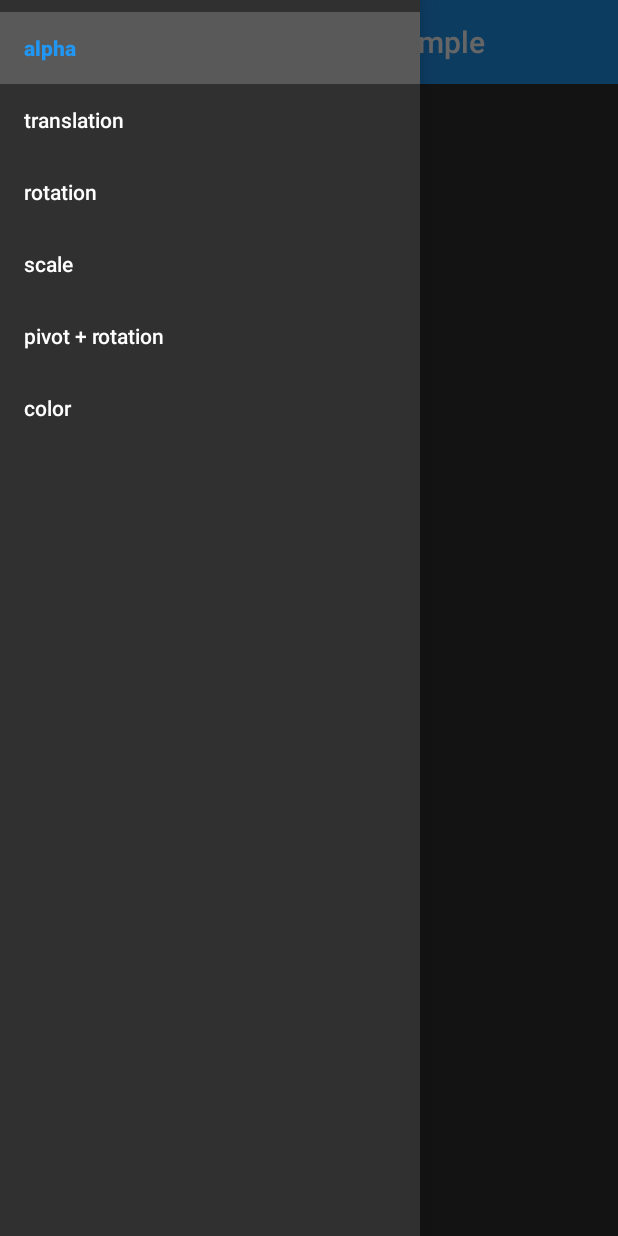
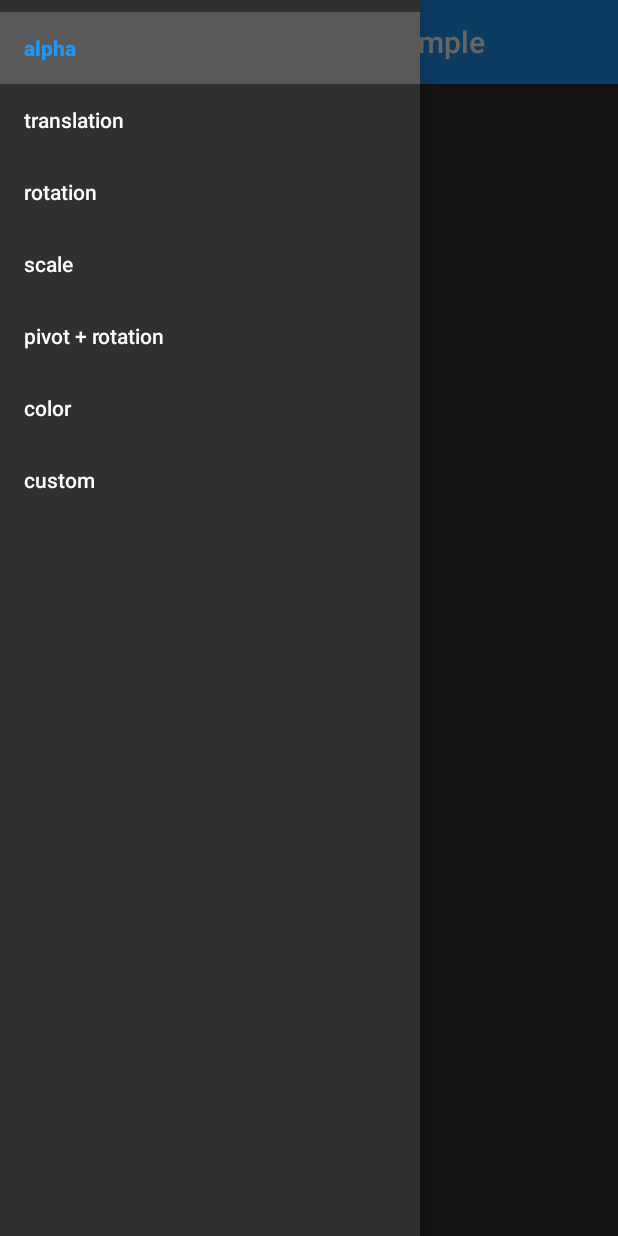
Before and after one commit to joaogouveia/PropertyAnimationExample, an Android app: the screen it shows after launch (MainActivity), after a tap on "open drawer", on a phone screen of 412 x 824 dp. Run offline under Robolectric (Android 15) with nearby library versions, the phone set to English and light mode, and no system bars; our stand-ins replace ButterKnife; 1 other tap on this screen came first.

```diff
--- a/app/src/main/java/com/github/joaogouveia/propertyanimationexample/activity/MainActivity.java
+++ b/app/src/main/java/com/github/joaogouveia/propertyanimationexample/activity/MainActivity.java
@@ -14,6 +14,7 @@ import android.widget.Toast;
 import com.github.joaogouveia.propertyanimationexample.R;
 import com.github.joaogouveia.propertyanimationexample.fragment.AlphaFragment;
 import com.github.joaogouveia.propertyanimationexample.fragment.ColorFragment;
+import com.github.joaogouveia.propertyanimationexample.fragment.CustomFragment;
 import com.github.joaogouveia.propertyanimationexample.fragment.PivotRotationFragment;
 import com.github.joaogouveia.propertyanimationexample.fragment.RotationFragment;
 import com.github.joaogouveia.propertyanimationexample.fragment.ScaleFragment;
@@ -81,6 +82,10 @@ public class MainActivity extends AppCompatActivity {
                         setFragment(ColorFragment.newInstance());
                         toolbar.setTitle("Color");
                         return true;
+                    case R.id.custom:
+                        setFragment(CustomFragment.newInstance());
+                        toolbar.setTitle("Custom");
+                        return true;
                     default:
                         Toast.makeText(getApplicationContext(), "Somethings Wrong", Toast.LENGTH_SHORT).show();
                         return true;
--- a/app/src/main/java/com/github/joaogouveia/propertyanimationexample/fragment/AlphaFragment.java
+++ b/app/src/main/java/com/github/joaogouveia/propertyanimationexample/fragment/AlphaFragment.java
@@ -5,6 +5,7 @@ import android.animation.AnimatorSet;
 import android.animation.ObjectAnimator;
 import android.os.Bundle;
 import android.app.Fragment;
+import android.support.transition.TransitionManager;
 import android.support.v4.view.animation.FastOutSlowInInterpolator;
 import android.view.LayoutInflater;
 import android.view.View;
@@ -49,19 +50,22 @@ public class AlphaFragment extends Fragment {
     @OnClick(R.id.button)
     void run() {
         //.withEndAction e .withStartAction podem ser usados em caso de API 16+
-        view.animate()
-                .setInterpolator(new FastOutSlowInInterpolator())
-                .setDuration(1000)
-                .alpha(0f)
-                .setListener(new SimpleAnimatorListener() {
-                    @Override
-                    public void onAnimationEnd(Animator animator) {
-                        view.animate()
-                                .setInterpolator(new FastOutSlowInInterpolator())
-                                .setDuration(1000)
-                                .alpha(1f);
-                    }
-                });
+//        view.animate()
+//                .setInterpolator(new FastOutSlowInInterpolator())
+//                .setDuration(1000)
+//                .alpha(0f)
+//                .setListener(new SimpleAnimatorListener() {
+//                    @Override
+//                    public void onAnimationEnd(Animator animator) {
+//                        view.animate()
+//                                .setInterpolator(new FastOutSlowInInterpolator())
+//                                .setDuration(1000)
+//                                .alpha(1f);
+//                    }
+//                });
+
+        TransitionManager.beginDelayedTransition((ViewGroup) view.getParent());
+        view.setVisibility(view.getVisibility() == View.GONE?View.VISIBLE:View.GONE);
     }
 
 
--- a/app/src/main/res/menu/menu.xml
+++ b/app/src/main/res/menu/menu.xml
@@ -34,5 +34,10 @@
             android:checked="false"
             android:title="@string/color" />
 
+        <item
+            android:id="@+id/custom"
+            android:checked="false"
+            android:title="@string/custom" />
+
     </group>
 </menu>
--- a/app/src/main/res/values/strings.xml
+++ b/app/src/main/res/values/strings.xml
@@ -16,4 +16,5 @@
     <string name="openDrawer">open drawer</string>
     <string name="closeDrawer">close drawer</string>
     <string name="color">color</string>
+    <string name="custom">custom</string>
 </resources>
--- a/build.gradle
+++ b/build.gradle
@@ -5,7 +5,7 @@ buildscript {
         jcenter()
     }
     dependencies {
-        classpath 'com.android.tools.build:gradle:1.3.0'
+        classpath 'com.android.tools.build:gradle:2.3.0-beta4'
 
         // NOTE: Do not place your application dependencies here; they belong
         // in the individual module build.gradle files
```
Also changed, not shown: app/build.gradle (+7 -7 lines), app/src/main/java/com/github/joaogouveia/propertyanimationexample/fragment/ColorFragment.java (+13 -10 lines), app/src/main/java/com/github/joaogouveia/propertyanimationexample/fragment/CustomFragment.java (added, +80 -0 lines), gradle/wrapper/gradle-wrapper.properties, 3 other files.
